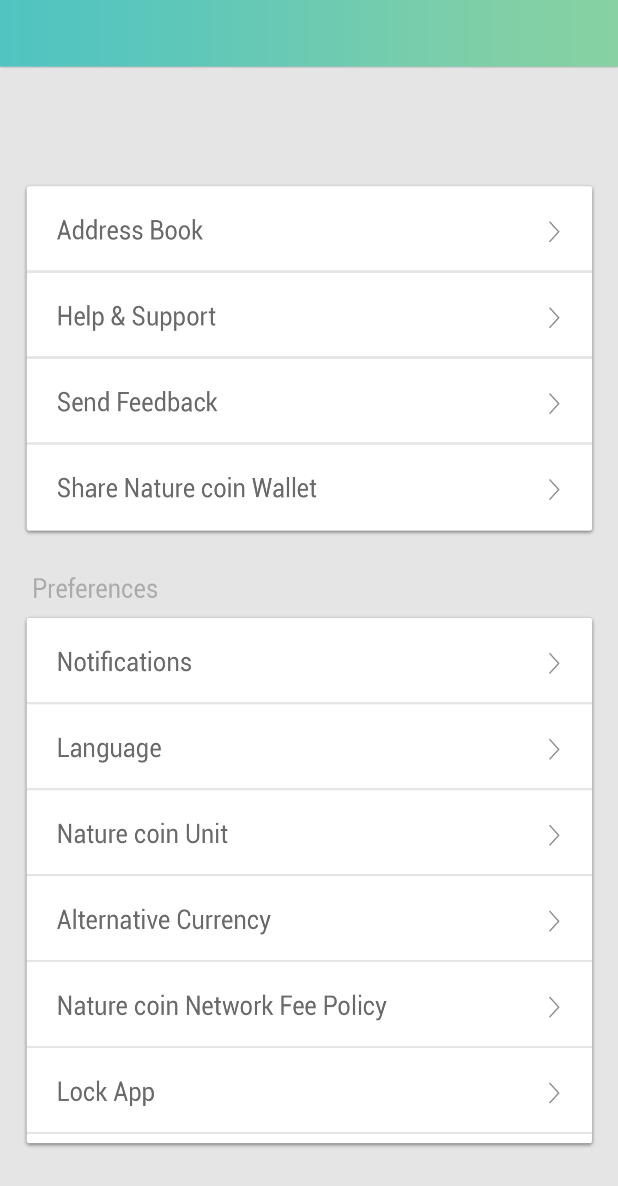
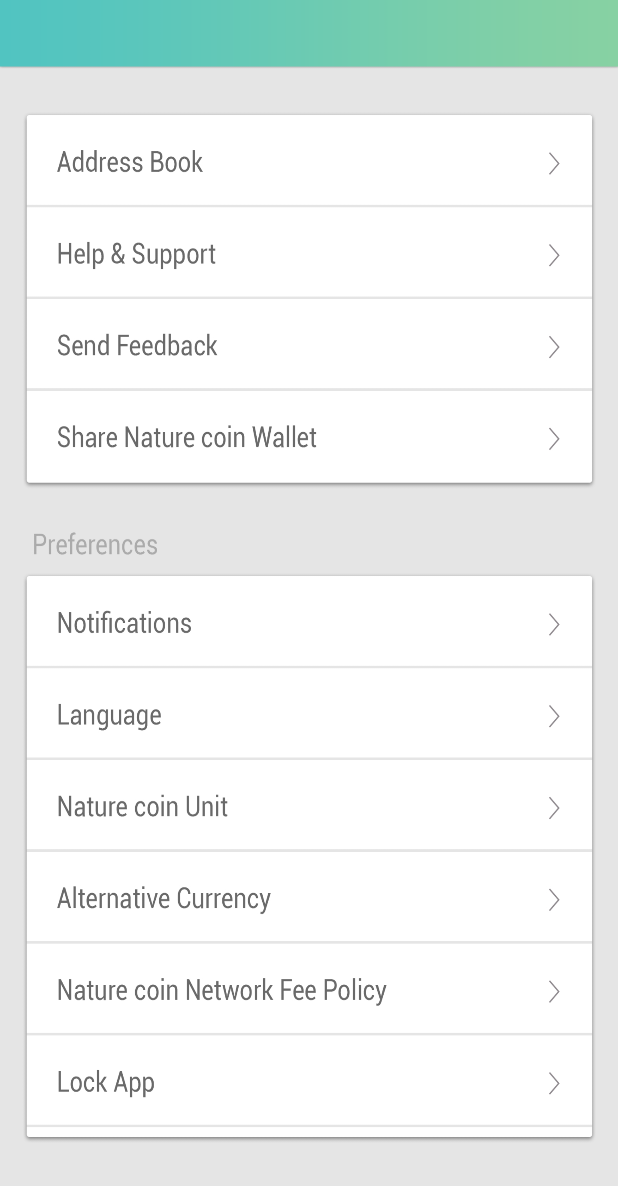
Before and after one commit to zaeval/Naturecoin, an Android app: the layout fragment_setting.xml on its own in the app's theme, with its tools: preview values and no code run, on a phone screen of 412 x 824 dp. Shown: the top 1186 px of the screen. Run offline under Robolectric (Android 15) with nearby library versions, the light colour scheme and no system bars.

Commit message:
Client-android finish
Good job

```diff
--- a/muzimuzi/app/src/main/java/muzimuzi/jejuhackerton/com/muzimuzi/Fragment/SettingFragment.java
+++ b/muzimuzi/app/src/main/java/muzimuzi/jejuhackerton/com/muzimuzi/Fragment/SettingFragment.java
@@ -55,7 +55,7 @@ public class SettingFragment extends Fragment {
     public View onCreateView(LayoutInflater inflater, ViewGroup container,
                              Bundle savedInstanceState) {
         // Inflate the layout for this fragment
-        return inflater.inflate(R.layout.fragment_scan, container, false);
+        return inflater.inflate(R.layout.fragment_setting, container, false);
     }
 
 }
--- a/muzimuzi/app/src/main/res/layout/fragment_setting.xml
+++ b/muzimuzi/app/src/main/res/layout/fragment_setting.xml
@@ -7,6 +7,7 @@
         android:layout_width="match_parent"
         android:layout_height="match_parent"
         android:background="@drawable/bg_setting"
+        android:layout_marginTop="-56dp"
         />
     <ImageView
         android:layout_width="match_parent"
```
Also changed, not shown: muzimuzi/app/src/main/res/drawable/bg_setting.png.
